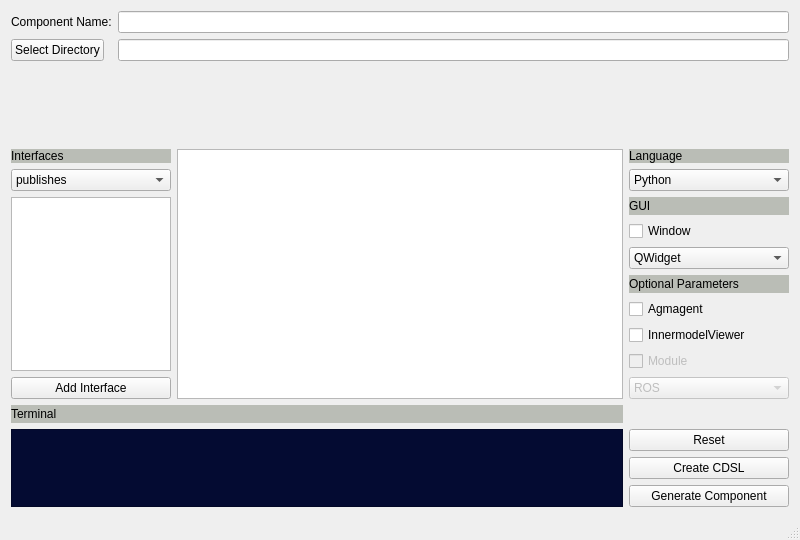
robocomp/tools, file robocompdsl-gui/gui.ui: the form before one commit.
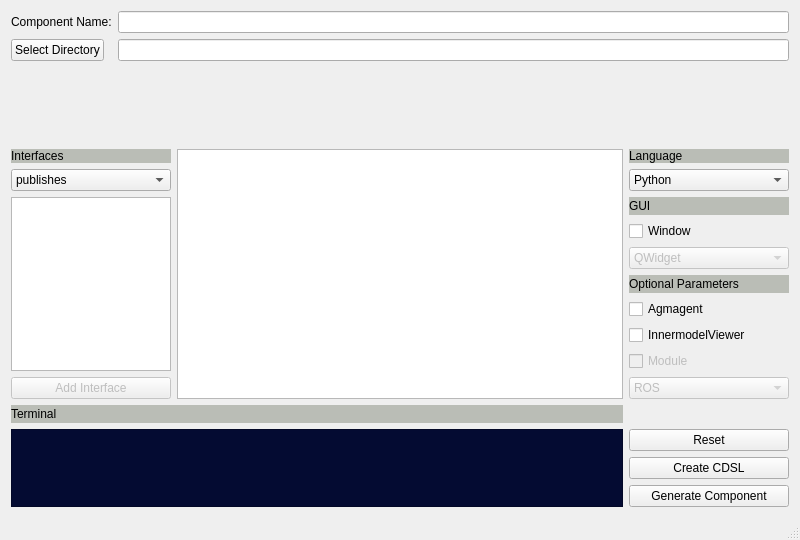
The form after the commit.

The edit to the form file:
```diff
--- a/robocompdsl-gui/gui.ui
+++ b/robocompdsl-gui/gui.ui
@@ -95,7 +95,7 @@
       <item row="4" column="2">
        <widget class="QComboBox" name="guiComboBox">
         <property name="enabled">
-         <bool>true</bool>
+         <bool>false</bool>
         </property>
         <item>
          <property name="text">
@@ -142,6 +142,9 @@
       </item>
       <item row="9" column="0">
        <widget class="QPushButton" name="addButton">
+        <property name="enabled">
+         <bool>false</bool>
+        </property>
         <property name="text">
          <string>Add Interface</string>
         </property>
```
